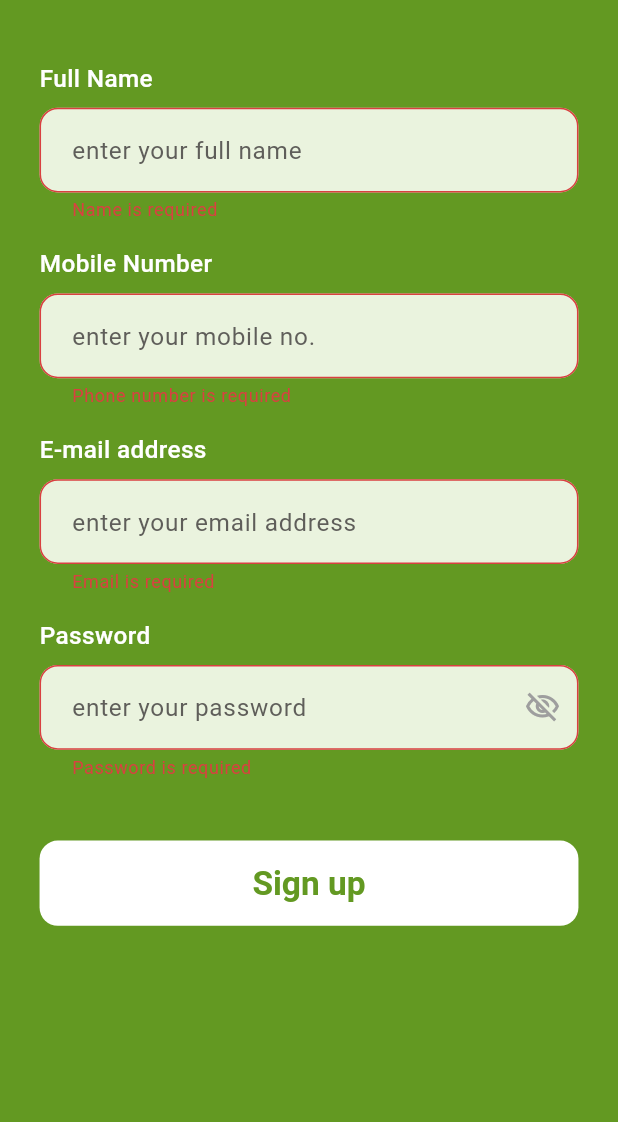
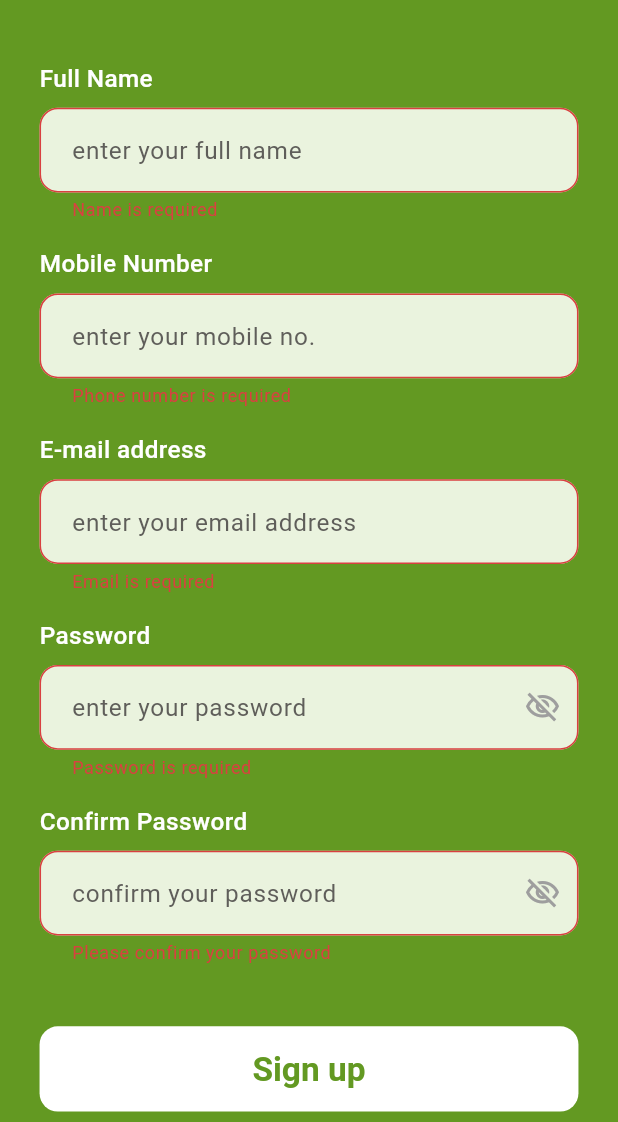
Before and after one commit to nadia022/bazaarly-app, a Flutter app: the SignUpView screen opened by its route, after a tap on "Sign up", on a phone screen of 412 x 824 dp, the part 114-1236 px from its top. Run offline on Flutter 3.47's test engine with Material 3 defaults, Android fonts, the phone set to English and light mode, and no system bars; our stand-ins replace bloc, connectivity_plus, dartz, dio, equatable, flutter_bloc and 9 more; accounts and stored records are empty; Roboto replaces fonts that are missing (Poppins).

Commit message:
feat(auth): enhance sign-up flow with rePassword field and Bloc integration

```diff
--- a/lib/features/auth/presentation/views/sign_up/sign_up_view.dart
+++ b/lib/features/auth/presentation/views/sign_up/sign_up_view.dart
@@ -1,5 +1,9 @@
+import 'package:bazarly_app/core/services/services_locator.dart';
+import 'package:bazarly_app/features/auth/data/repo/auth_repo.dart';
+import 'package:bazarly_app/features/auth/presentation/view_model/sign_up_cubit/sign_up_cubit.dart';
 import 'package:bazarly_app/features/auth/presentation/views/sign_up/widgets/sign_up_view_body.dart';
 import 'package:flutter/material.dart';
+import 'package:flutter_bloc/flutter_bloc.dart';
 
 class SignUpView extends StatelessWidget {
   const SignUpView({super.key});
@@ -8,8 +12,11 @@ class SignUpView extends StatelessWidget {
   Widget build(BuildContext context) {
     return Scaffold(
       backgroundColor: Theme.of(context).colorScheme.primary,
-      body: const SafeArea(
-        child: SignUpViewBody(),
+      body:  SafeArea(
+        child: BlocProvider(
+          create: (context) => SignUpCubit(getIt<AuthRepo>()),
+          child: SignUpViewBody(),
+        ),
       ),
     );
   }
--- a/lib/features/auth/presentation/views/sign_up/widgets/sign_up_form.dart
+++ b/lib/features/auth/presentation/views/sign_up/widgets/sign_up_form.dart
@@ -1,10 +1,17 @@
+import 'package:bazarly_app/core/helper/app_snack_bar.dart';
+import 'package:bazarly_app/core/utils/colors/app_colors.dart';
+import 'package:bazarly_app/core/utils/router/routes_name.dart';
 import 'package:bazarly_app/core/utils/styles/app_styles.dart';
 import 'package:bazarly_app/core/validators/app_validators.dart';
+import 'package:bazarly_app/features/auth/data/models/sign_up_request_model.dart';
+import 'package:bazarly_app/features/auth/presentation/view_model/sign_up_cubit/sign_up_cubit.dart';
 import 'package:flutter/material.dart';
+import 'package:flutter_bloc/flutter_bloc.dart';
 import 'package:flutter_screenutil/flutter_screenutil.dart';
+import 'package:go_router/go_router.dart';
 
 /// A stateful widget that contains the full sign-up form:
-/// full name, mobile number, email, password fields,
+/// full name, mobile number, email, password fields,123
 /// and the sign-up submit button.
 class SignUpForm extends StatefulWidget {
   const SignUpForm({
@@ -17,6 +24,7 @@ class SignUpForm extends StatefulWidget {
     required this.mobileFocusNode,
     required this.emailFocusNode,
     required this.passwordFocusNode,
+    required this.rePasswordController,
   });
 
   /// Global key used to validate the form
@@ -34,6 +42,9 @@ class SignUpForm extends StatefulWidget {
   /// Controller for the password text field
   final TextEditingController passwordController;
 
+  /// Controller for the rePassword text field
+  final TextEditingController rePasswordController;
+
   /// Focus node to shift keyboard focus to the mobile field
   final FocusNode mobileFocusNode;
 
@@ -49,7 +60,8 @@ class SignUpForm extends StatefulWidget {
 
 class _SignUpFormState extends State<SignUpForm> {
   // Controls whether the password is hidden or visible
-  bool _isObscure = true;
+  bool _isPasswordObscure = true;
+  bool _isConfirmPasswordObscure = true;
 
   @override
   Widget build(BuildContext context) {
@@ -65,9 +77,7 @@ class _SignUpFormState extends State<SignUpForm> {
           // Label for the full name field
           Text(
             'Full Name',
-            style: AppStyles.labelMedium.copyWith(
-              color: Colors.white,
-            ),
+            style: AppStyles.labelMedium.copyWith(color: Colors.white),
           ),
 
           SizedBox(height: 8.h),
@@ -81,9 +91,7 @@ class _SignUpFormState extends State<SignUpForm> {
             onFieldSubmitted: (_) =>
                 FocusScope.of(context).requestFocus(widget.mobileFocusNode),
 
-            decoration: const InputDecoration(
-              hintText: 'enter your full name',
-            ),
+            decoration: const InputDecoration(hintText: 'enter your full name'),
           ),
 
           SizedBox(height: 16.h),
@@ -91,9 +99,7 @@ class _SignUpFormState extends State<SignUpForm> {
           // Label for the mobile number field
           Text(
             'Mobile Number',
-            style: AppStyles.labelMedium.copyWith(
-              color: Colors.white,
-            ),
+            style: AppStyles.labelMedium.copyWith(color: Colors.white),
           ),
 
           SizedBox(height: 8.h),
@@ -119,9 +125,7 @@ class _SignUpFormState extends State<SignUpForm> {
           // Label for the email field
           Text(
             'E-mail address',
-            style: AppStyles.labelMedium.copyWith(
-              color: Colors.white,
-            ),
+            style: AppStyles.labelMedium.copyWith(color: Colors.white),
           ),
 
           SizedBox(height: 8.h),
@@ -147,9 +151,7 @@ class _SignUpFormState extends State<SignUpForm> {
           // Label for the password field
           Text(
             'Password',
-            style: AppStyles.labelMedium.copyWith(
-              color: Colors.white,
-            ),
+            style: AppStyles.labelMedium.copyWith(color: Colors.white),
           ),
 
           SizedBox(height: 8.h),
@@ -159,21 +161,56 @@ class _SignUpFormState extends State<SignUpForm> {
             focusNode: widget.passwordFocusNode,
             controller: widget.passwordController,
             validator: AppValidators.validatePassword,
-            obscureText: _isObscure,
+            obscureText: _isPasswordObscure,
             decoration: InputDecoration(
               hintText: 'enter your password',
 
               // Button to toggle password visibility
               suffixIcon: IconButton(
                 icon: Icon(
-                  _isObscure
+                  _isPasswordObscure
                       ? Icons.visibility_off_outlined
                       : Icons.visibility_outlined,
                   color: Colors.grey,
                 ),
                 onPressed: () {
                   setState(() {
-                    _isObscure = !_isObscure;
+                    _isPasswordObscure = !_isPasswordObscure;
+                  });
+                },
+              ),
+            ),
+          ),
+          SizedBox(height: 16.h),
+
+          // Label for the confirm password field
+          Text(
+            'Confirm Password',
+            style: AppStyles.labelMedium.copyWith(color: Colors.white),
+          ),
+
+          SizedBox(height: 8.h),
+
+          // Confirm password input field
+          TextFormField(
+            controller: widget.rePasswordController,
+            obscureText: _isConfirmPasswordObscure,
+            validator: (value) => AppValidators.validateConfirmPassword(
+              value,
+              widget.passwordController.text,
+            ),
+            decoration: InputDecoration(
+              hintText: 'confirm your password',
+              suffixIcon: IconButton(
+                icon: Icon(
+                  _isConfirmPasswordObscure
+                      ? Icons.visibility_off_outlined
+                      : Icons.visibility_outlined,
+                  color: Colors.grey,
+                ),
+                onPressed: () {
+                  setState(() {
+                    _isConfirmPasswordObscure = !_isConfirmPasswordObscure;
                   });
                 },
               ),
@@ -183,7 +220,17 @@ class _SignUpFormState extends State<SignUpForm> {
           SizedBox(height: 40.h),
 
           // Sign-up submit button
-          ElevatedButton(
+          BlocConsumer<SignUpCubit, SignUpState>(
+            listener: (context, state) {
+              if (state is SignUpSuccess) {
+                AppSnackBar.success(context, 'Account created successfully');
+                context.go(RoutesName.home);
+              } else if (state is SignUpFailure) {
+                AppSnackBar.error(context, state.errorMessage);
+              }
+            },
+            builder: (context, state) {
+              return ElevatedButton(
                 style: ElevatedButton.styleFrom(
                   backgroundColor: Colors.white,
                   foregroundColor: Theme.of(context).colorScheme.primary,
@@ -191,14 +238,27 @@ class _SignUpFormState extends State<SignUpForm> {
                 onPressed: () {
                   if (widget.formKey.currentState!.validate()) {
                     // TODO: Proceed with registration logic when all fields are valid
+                    context.read<SignUpCubit>().signup(
+                      signupRequestModel: SignUpRequestModel(
+                        name: widget.nameController.text,
+                        email: widget.emailController.text,
+                        password: widget.passwordController.text,
+                        rePassword: widget.rePasswordController.text,
+                        phone: widget.mobileController.text,
+                      ),
+                    );
                   }
                 },
-            child: Text(
+                child: state is SignUpLoading
+                    ? const CircularProgressIndicator(color: AppColors.primary)
+                    : Text(
                         'Sign up',
                         style: AppStyles.buttonLarge.copyWith(
                           color: Theme.of(context).colorScheme.primary,
                         ),
                       ),
+              );
+            },
           ),
 
           SizedBox(height: 24.h),
--- a/lib/features/auth/presentation/views/sign_up/widgets/sign_up_view_body.dart
+++ b/lib/features/auth/presentation/views/sign_up/widgets/sign_up_view_body.dart
@@ -31,6 +31,9 @@ class _SignUpViewBodyState extends State<SignUpViewBody> {
   /// Controller for the password input field
   final TextEditingController _passwordController = TextEditingController();
 
+  /// Controller for the rePassword input field
+  final TextEditingController _rePasswordController = TextEditingController();
+
   /// Focus node to shift keyboard focus to the mobile field
   final FocusNode _mobileFocusNode = FocusNode();
 
@@ -47,7 +50,7 @@ class _SignUpViewBodyState extends State<SignUpViewBody> {
     _mobileController.dispose();
     _emailController.dispose();
     _passwordController.dispose();
-
+    _rePasswordController.dispose();
     // Dispose all focus nodes to free resources
     _mobileFocusNode.dispose();
     _emailFocusNode.dispose();
@@ -83,6 +86,8 @@ class _SignUpViewBodyState extends State<SignUpViewBody> {
               mobileFocusNode: _mobileFocusNode,
               emailFocusNode: _emailFocusNode,
               passwordFocusNode: _passwordFocusNode,
+              rePasswordController: _rePasswordController,
+
             ),
           ],
         ),
```
Lines whose indentation alone changed are shown as unchanged.
